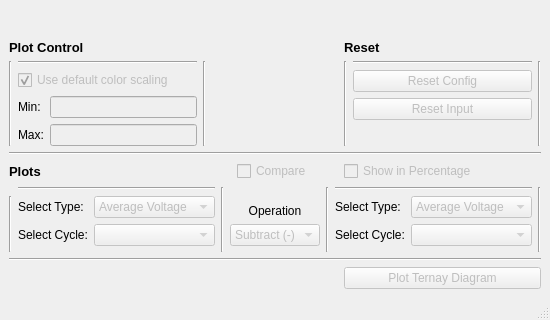
Above: phase-diagram/view/app.ui from abdullahsumbal/data-analysis before the change; both pictures show x 0 to 550 and y 141 to 461 of the 550 by 461 pixel window. Below: the same form after it.
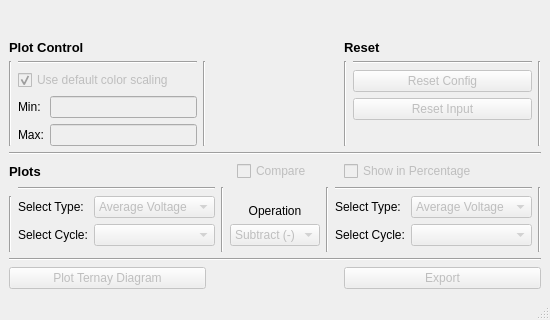
That is the form after the change.

The edit to the form file:
```diff
--- a/phase-diagram/view/app.ui
+++ b/phase-diagram/view/app.ui
@@ -107,16 +107,6 @@
         </property>
        </widget>
       </item>
-      <item row="10" column="2">
-       <widget class="QPushButton" name="button_plot">
-        <property name="enabled">
-         <bool>false</bool>
-        </property>
-        <property name="text">
-         <string>Plot Ternay Diagram</string>
-        </property>
-       </widget>
-      </item>
       <item row="5" column="0">
        <layout class="QGridLayout" name="gridLayout_6">
         <item row="2" column="1">
@@ -491,6 +481,26 @@
         </property>
        </widget>
       </item>
+      <item row="10" column="0">
+       <widget class="QPushButton" name="button_plot">
+        <property name="enabled">
+         <bool>false</bool>
+        </property>
+        <property name="text">
+         <string>Plot Ternay Diagram</string>
+        </property>
+       </widget>
+      </item>
+      <item row="10" column="2">
+       <widget class="QPushButton" name="button_export">
+        <property name="enabled">
+         <bool>false</bool>
+        </property>
+        <property name="text">
+         <string>Export</string>
+        </property>
+       </widget>
+      </item>
      </layout>
     </item>
    </layout>
```
Left out of the diff: 128 changed lines with no effect on the pictures.
